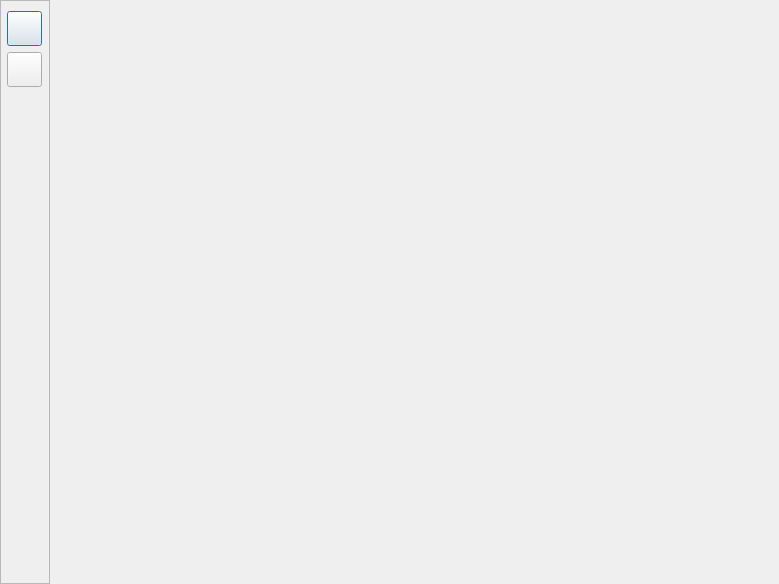
Old version of the form UI/ui_tasteprofile.ui in the repository lakshya076/Cinematch.
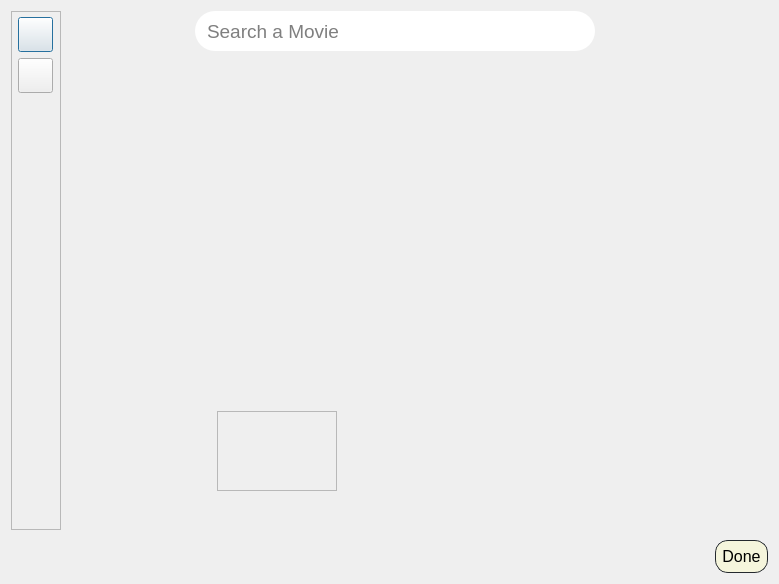
New version of the form. The open tabs and pages were chosen to show the change. Icons and pictures are not drawn.

Commit message: enhancements; changing css

Patch:
```diff
--- a/UI/ui_tasteprofile.ui
+++ b/UI/ui_tasteprofile.ui
@@ -13,21 +13,14 @@
         <property name="windowTitle">
             <string>Dialog</string>
         </property>
+        <layout class="QVBoxLayout" name="verticalLayout_3">
+            <property name="spacing">
+                <number>10</number>
+            </property>
+            <item>
         <layout class="QHBoxLayout" name="horizontalLayout">
             <property name="spacing">
-                <number>0</number>
-            </property>
-            <property name="leftMargin">
-                <number>0</number>
-            </property>
-            <property name="topMargin">
-                <number>0</number>
-            </property>
-            <property name="rightMargin">
-                <number>0</number>
-            </property>
-            <property name="bottomMargin">
-                <number>0</number>
+                        <number>6</number>
             </property>
             <item>
                 <widget class="QFrame" name="taste">
@@ -43,6 +36,9 @@
                             <height>16777215</height>
                         </size>
                     </property>
+                            <property name="styleSheet">
+                                <string notr="true">border-right:0.5px solid #DFE8F5;</string>
+                            </property>
                     <property name="frameShape">
                         <enum>QFrame::StyledPanel</enum>
                     </property>
@@ -54,7 +50,7 @@
                             <number>0</number>
                         </property>
                         <property name="topMargin">
-                            <number>10</number>
+                                    <number>5</number>
                         </property>
                         <property name="rightMargin">
                             <number>0</number>
@@ -208,13 +204,153 @@
             </item>
             <item>
                 <layout class="QVBoxLayout" name="verticalLayout_2">
+                            <property name="spacing">
+                                <number>10</number>
+                            </property>
+                            <item>
+                                <layout class="QHBoxLayout" name="horizontalLayout_4">
+                                    <item>
+                                        <spacer name="horizontalSpacer_5">
+                                            <property name="orientation">
+                                                <enum>Qt::Horizontal</enum>
+                                            </property>
+                                            <property name="sizeHint" stdset="0">
+                                                <size>
+                                                    <width>40</width>
+                                                    <height>20</height>
+                                                </size>
+                                            </property>
+                                        </spacer>
+                                    </item>
+                                    <item>
+                                        <widget class="QLineEdit" name="search_box">
+                                            <property name="minimumSize">
+                                                <size>
+                                                    <width>400</width>
+                                                    <height>40</height>
+                                                </size>
+                                            </property>
+                                            <property name="styleSheet">
+                                                <string notr="true">padding-left: 10px;padding-right:
+                                                    10px;border-radius: 20px;border-width: 1px;font:14pt;
+                                                </string>
+                                            </property>
+                                            <property name="placeholderText">
+                                                <string>Search a Movie</string>
+                                            </property>
+                                        </widget>
+                                    </item>
+                                    <item>
+                                        <widget class="QPushButton" name="pushButton">
+                                            <property name="styleSheet">
+                                                <string notr="true">border:-none;
+                                                    min-height:35px;
+                                                    max-height:35px;
+                                                    min-width:35px;
+                                                    max-width:35px;
+                                                </string>
+                                            </property>
+                                            <property name="text">
+                                                <string/>
+                                            </property>
+                                            <property name="icon">
+                                                <iconset>
+                                                    <normaloff>../Icons/search_dark.ico</normaloff>
+                                                    ../Icons/search_dark.ico
+                                                </iconset>
+                                            </property>
+                                            <property name="iconSize">
+                                                <size>
+                                                    <width>24</width>
+                                                    <height>24</height>
+                                                </size>
+                                            </property>
+                                        </widget>
+                                    </item>
+                                    <item>
+                                        <spacer name="horizontalSpacer_6">
+                                            <property name="orientation">
+                                                <enum>Qt::Horizontal</enum>
+                                            </property>
+                                            <property name="sizeHint" stdset="0">
+                                                <size>
+                                                    <width>40</width>
+                                                    <height>20</height>
+                                                </size>
+                                            </property>
+                                        </spacer>
+                                    </item>
+                                </layout>
+                            </item>
                     <item>
                         <widget class="QStackedWidget" name="stack">
                             <property name="currentIndex">
                                 <number>0</number>
                             </property>
                             <widget class="QWidget" name="watched"/>
-                            <widget class="QWidget" name="search"/>
+                                    <widget class="QWidget" name="search">
+                                        <widget class="QScrollArea" name="scrollArea">
+                                            <property name="geometry">
+                                                <rect>
+                                                    <x>150</x>
+                                                    <y>350</y>
+                                                    <width>120</width>
+                                                    <height>80</height>
+                                                </rect>
+                                            </property>
+                                            <property name="widgetResizable">
+                                                <bool>true</bool>
+                                            </property>
+                                            <widget class="QWidget" name="scrollAreaWidgetContents">
+                                                <property name="geometry">
+                                                    <rect>
+                                                        <x>0</x>
+                                                        <y>0</y>
+                                                        <width>118</width>
+                                                        <height>78</height>
+                                                    </rect>
+                                                </property>
+                                            </widget>
+                                        </widget>
+                                    </widget>
+                                </widget>
+                            </item>
+                        </layout>
+                    </item>
+                </layout>
+            </item>
+            <item>
+                <layout class="QHBoxLayout" name="horizontalLayout_5">
+                    <item>
+                        <spacer name="horizontalSpacer_7">
+                            <property name="orientation">
+                                <enum>Qt::Horizontal</enum>
+                            </property>
+                            <property name="sizeHint" stdset="0">
+                                <size>
+                                    <width>40</width>
+                                    <height>20</height>
+                                </size>
+                            </property>
+                        </spacer>
+                    </item>
+                    <item>
+                        <widget class="QPushButton" name="done">
+                            <property name="cursor">
+                                <cursorShape>PointingHandCursor</cursorShape>
+                            </property>
+                            <property name="styleSheet">
+                                <string notr="true">background-color:#f5f5dc;
+                                    border: 1px solid #24292E;
+                                    color:#000;
+                                    font: 12pt;
+                                    border-radius:13px;
+                                    padding:6px;
+                                </string>
+                            </property>
+                            <property name="text">
+                                <string>Done</string>
+                            </property>
                         </widget>
                     </item>
                 </layout>
```
Left out of the diff: 12 changed lines with no effect on the pictures. Lines whose indentation alone changed are shown as unchanged. The commit also changes 1 other file.
